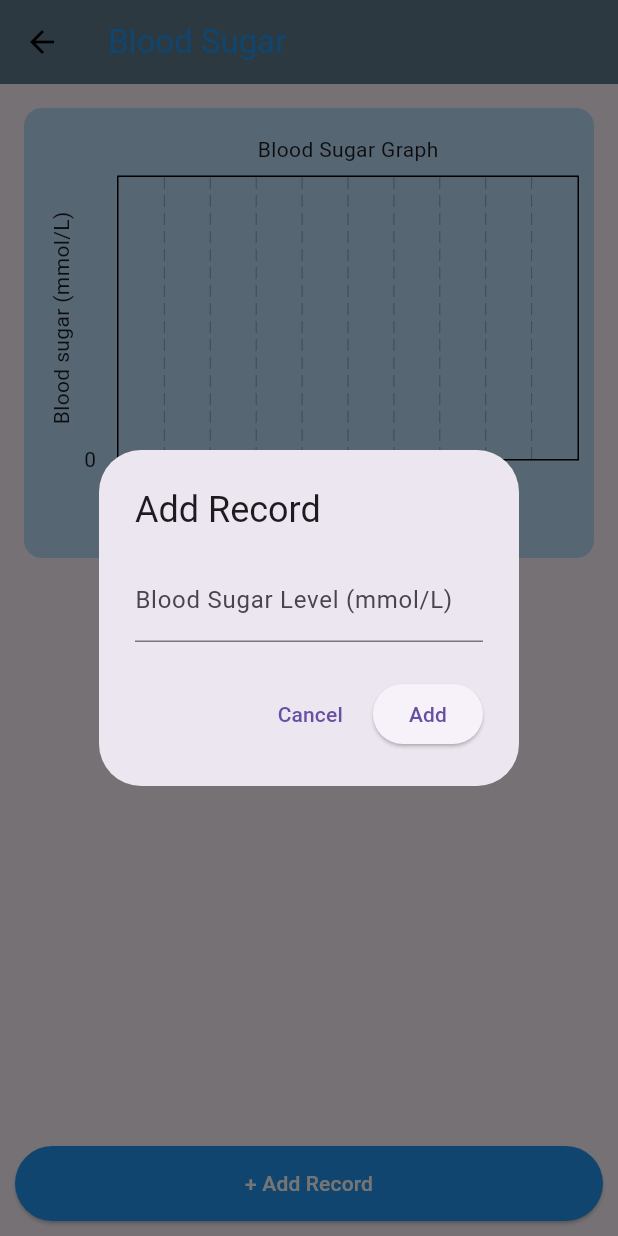
After one commit to bed-com-08-20/UmoyoCard, a Flutter app: the BloodSugarScreen screen opened directly, after a tap on "+ Add Record", on a phone screen of 412 x 824 dp. The commit adds this screen. Run offline on Flutter 3.47's test engine with Material 3 defaults, Android fonts, the phone set to English and light mode, and no system bars; drawn by our look-alikes of fl_chart; our stand-ins replace image_picker, pdf, printing, shared_preferences; missing offline and left inert: google_ml_kit; accounts and stored records are empty.

Commit message:
added blood sugar screen

```diff
--- a/lib/main.dart
+++ b/lib/main.dart
@@ -16,7 +16,11 @@ class MyApp extends StatelessWidget {
       theme: ThemeData(
         primarySwatch: Colors.green,
       ),
-      home: const LoginScreen(),
+      initialRoute: '/',
+      routes: {
+       '/': (_) => const LoginScreen(),
+
+      },
     );
   }
 }
--- /dev/null
+++ b/lib/screens/blood_sugar_screen.dart
@@ -0,0 +1,276 @@
+import 'package:flutter/material.dart';
+import 'package:fl_chart/fl_chart.dart';
+import 'package:flutter/services.dart';
+import 'package:umoyocard/screens/home_screen.dart';
+
+class BloodSugarScreen extends StatefulWidget {
+  const BloodSugarScreen({super.key});
+
+  @override
+  _BloodSugarScreenState createState() => _BloodSugarScreenState();
+}
+
+class _BloodSugarScreenState extends State<BloodSugarScreen> {
+  List<Map<String, dynamic>> records = []; // Start with no records
+  bool showAllRecords = false;
+
+  void _toggleShowAllRecords() {
+    setState(() {
+      showAllRecords = !showAllRecords;
+    });
+  }
+
+  void _showAddRecordDialog() {
+    TextEditingController valueController = TextEditingController();
+    showDialog(
+      context: context,
+      builder: (context) => AlertDialog(
+        title: Text('Add Record'),
+        content: TextField(
+          controller: valueController,
+          keyboardType: TextInputType.number,
+          decoration: InputDecoration(labelText: 'Blood Sugar Level (mmol/L)'),
+        ),
+        actions: [
+          TextButton(
+            onPressed: () => Navigator.pop(context),
+            child: Text('Cancel'),
+          ),
+          ElevatedButton(
+            onPressed: () {
+              setState(() {
+                records.insert(0, {
+                  'value': double.tryParse(valueController.text) ?? 0.0,
+                  'status': 'Normal',
+                  'date': DateTime.now().toIso8601String().substring(0, 10),
+                });
+              });
+              Navigator.pop(context);
+            },
+            child: Text('Add'),
+          ),
+        ],
+      ),
+    );
+  }
+
+  Widget _buildBarChart() {
+    return Container(
+      height: 300,
+      padding: EdgeInsets.all(10),
+      decoration: BoxDecoration(
+        color: Colors.blue[100],
+        borderRadius: BorderRadius.circular(12),
+      ),
+      child: BarChart(
+        BarChartData(
+          barTouchData: BarTouchData(
+            enabled: true,
+            allowTouchBarBackDraw:true
+          ),
+          baselineY: 30,
+          alignment: BarChartAlignment.spaceAround,
+          titlesData: FlTitlesData(
+            show: true,
+            leftTitles: AxisTitles(
+              axisNameWidget: const Text("Blood sugar (mmol/L)"),
+              axisNameSize: 30,
+              sideTitles: SideTitles(
+                showTitles: true,
+                interval: 5,
+                maxIncluded: true,
+                minIncluded: true,
+                getTitlesWidget: (value, meta) => Text(value.toInt().toString()),
+              ),
+            ),
+            rightTitles: AxisTitles(
+              sideTitles: SideTitles(
+                showTitles: false,
+                maxIncluded: true,
+                minIncluded: true,
+
+              )
+            ),
+            topTitles: AxisTitles(
+              axisNameWidget: const Text("Blood Sugar Graph"),
+              axisNameSize:35,
+              sideTitles: SideTitles(
+                showTitles: false,
+                getTitlesWidget: (value, meta) => Text("Blood sugar Graph"),
+
+              )
+            ),
+
+            bottomTitles: AxisTitles(
+              axisNameWidget: const Text("Number of records"),
+              axisNameSize: 25,
+              sideTitles: SideTitles(
+                showTitles: true,
+                reservedSize: 30,
+              )
+
+            )
+
+          ),
+          borderData: FlBorderData(show: true),
+          barGroups: records.asMap().entries.map((entry) {
+            return BarChartGroupData(
+              x: entry.key,
+              barRods: [
+                BarChartRodData(
+                  toY: entry.value['value'],
+                  color: Colors.blueAccent,
+                  width: 18,
+                  borderRadius: BorderRadius.circular(2),
+                  borderSide:BorderSide(
+                    strokeAlign: BorderSide.strokeAlignCenter,
+                    width: BorderSide.strokeAlignOutside,
+                    color: Colors.black
+
+                      ),
+                  backDrawRodData: BackgroundBarChartRodData(
+                    show: false,
+                    toY: 10,
+                    color: Colors.grey[300],
+                  ),
+                ),
+              ],
+            );
+          }).toList(),
+        ),
+      ),
+    );
+  }
+
+  Widget _buildLatestRecordCard() {
+    if (records.isEmpty) {
+      return Text("No records available yet.");
+    }
+
+    return Card(
+      color: Colors.blue[100],
+      margin: EdgeInsets.symmetric(vertical: 8),
+      child: Padding(
+        padding: EdgeInsets.all(12),
+        child: Column(
+          crossAxisAlignment: CrossAxisAlignment.start,
+          children: [
+            Row(
+              mainAxisAlignment: MainAxisAlignment.spaceBetween,
+              children: [
+                Text('${records[0]['value']} mmol/L',
+                    style: TextStyle(fontWeight: FontWeight.bold)),
+                Text(records[0]['status']),
+              ],
+            ),
+            SizedBox(height: 5),
+            Text(records[0]['date']),
+          ],
+        ),
+      ),
+    );
+  }
+
+  @override
+  Widget build(BuildContext context) {
+    bool hasPreviousRecords = records.length > 1;
+
+    return Scaffold(
+      appBar: AppBar(
+        leading: IconButton(
+          icon: Icon(Icons.arrow_back, color: Colors.black),
+          onPressed: () {
+          Navigator.push(
+            context,
+            MaterialPageRoute(builder: (context) => HomeScreen()),
+          );
+          },
+        ),
+        title: Text('Blood Sugar', style: TextStyle(color: Colors.blue)),
+        backgroundColor: Colors.blueGrey,
+        elevation: 0,
+      ),
+      body: Column(
+        children: [
+          Expanded(
+            child: Padding(
+              padding: const EdgeInsets.all(16.0),
+              child: Column(
+                children: [
+                  _buildBarChart(),
+                  SizedBox(height: 10),
+                  _buildLatestRecordCard(),
+
+                  // Show More / Show Less logic
+                  if (records.length > 1 || showAllRecords) ...[
+                    if (showAllRecords)
+                      Expanded(
+                        child: hasPreviousRecords
+                            ? ListView.builder(
+                                itemCount: records.length - 1,
+                                itemBuilder: (context, index) {
+                                  final record = records[index + 1];
+                                  return Card(
+                                    color: Colors.blue[100],
+                                    margin: EdgeInsets.symmetric(vertical: 8),
+                                    child: Padding(
+                                      padding: EdgeInsets.all(12),
+                                      child: Column(
+                                        crossAxisAlignment: CrossAxisAlignment.start,
+                                        children: [
+                                          Row(
+                                            mainAxisAlignment: MainAxisAlignment.spaceBetween,
+                                            children: [
+                                              Text('${record['value']} mmol/L',
+                                                  style: TextStyle(fontWeight: FontWeight.bold)),
+                                              Text(record['status']),
+                                            ],
+                                          ),
+                                          SizedBox(height: 5),
+                                          Text(record['date']),
+                                        ],
+                                      ),
+                                    ),
+                                  );
+                                },
+                              )
+                            : Padding(
+                                padding: EdgeInsets.all(8),
+                                child: Text("No other records available"),
+                              ),
+                      ),
+
+                    ElevatedButton(
+                      onPressed: _toggleShowAllRecords,
+                      style: ElevatedButton.styleFrom(
+                        backgroundColor: Colors.grey[300],
+                        minimumSize: Size(double.infinity, 50),
+                      ),
+                      child: Text(
+                        showAllRecords ? 'Show Less' : 'View More',
+                        style: TextStyle(color: Colors.black),
+                      ),
+                    ),
+                  ],
+                ],
+              ),
+            ),
+          ),
+
+          // Add Record Button
+          Container(
+            padding: EdgeInsets.all(10.0),
+            child: ElevatedButton(
+              onPressed: _showAddRecordDialog,
+              style: ElevatedButton.styleFrom(
+                backgroundColor: Colors.blue,
+                minimumSize: Size(double.infinity, 50),
+              ),
+              child: Text('+ Add Record', style: TextStyle(color: Colors.white)),
+            ),
+          ),
+        ],
+      ),
+    );
+  }
+}
--- a/lib/screens/ocr_screen.dart
+++ b/lib/screens/ocr_screen.dart
@@ -257,11 +257,11 @@ Treatment: ${treatmentController.text}
               const SizedBox(height: 24.0),
               ElevatedButton(
                 onPressed: _saveData,
-                child: const Text("Save Record"),
                 style: ElevatedButton.styleFrom(
                   backgroundColor: Colors.green,
                   padding: const EdgeInsets.symmetric(vertical: 16.0),
                 ),
+                child: const Text("Save Record"),
               ),
               if (widget.isPassportScan) ...[
                 const SizedBox(height: 24.0),
--- a/lib/screens/profile_screen.dart
+++ b/lib/screens/profile_screen.dart
@@ -2,7 +2,7 @@ import 'package:flutter/material.dart';
 import 'package:umoyocard/screens/login_screen.dart';
 
 class ProfileScreen extends StatelessWidget {
-  const ProfileScreen({Key? key}) : super(key: key);
+  const ProfileScreen({super.key});
 
   @override
   Widget build(BuildContext context) {
--- a/lib/screens/record_screen.dart
+++ b/lib/screens/record_screen.dart
@@ -1,7 +1,7 @@
 import 'package:flutter/material.dart';
 
 class RecordScreen extends StatelessWidget {
-  const RecordScreen({Key? key}) : super(key: key);
+  const RecordScreen({super.key});
 
   @override
   Widget build(BuildContext context) {
--- a/pubspec.yaml
+++ b/pubspec.yaml
@@ -40,6 +40,7 @@ dependencies:
   shared_preferences: ^2.5.2
   pdf: ^3.11.3
   printing: ^5.14.2
+  fl_chart: ^0.70.2
 
 dev_dependencies:
   flutter_test:
```
Also changed, not shown: lib/screens/home_screen.dart (+19 -2 lines), pubspec.lock, 125 other files.
